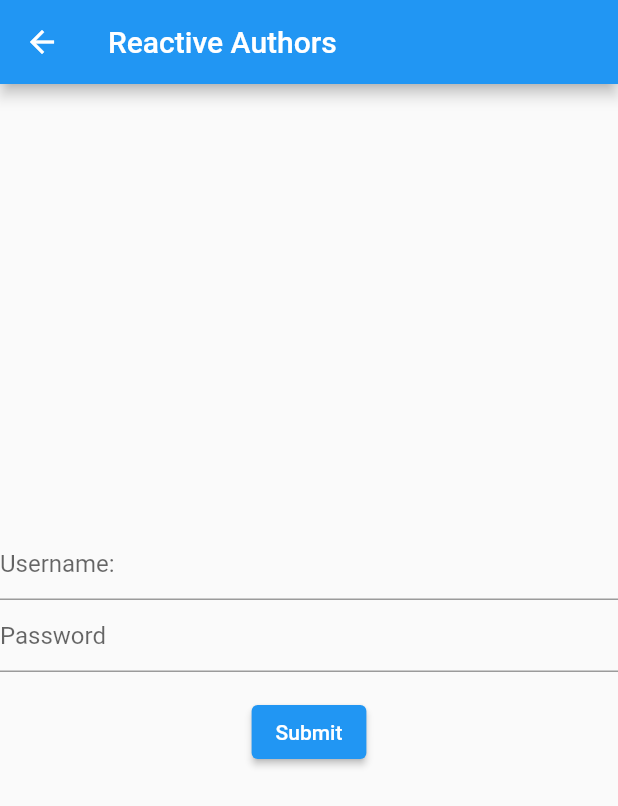
After one commit to alwayswanna/reactive-authors, a Flutter app: the LoginStatePage screen opened by its route, on a phone screen of 412 x 824 dp. The commit adds this screen. Shown: the top 806 px of the screen. Run offline on Flutter 3.47's test engine with Material 2 defaults, Android fonts, the phone set to English and light mode, and no system bars; missing offline and left inert: dart:html; network calls fail.

Commit message:
+ pages;

```diff
--- /dev/null
+++ b/authors_client/lib/views/login_page.dart
@@ -0,0 +1,38 @@
+import 'dart:html';
+
+import 'package:flutter/cupertino.dart';
+import 'package:flutter/material.dart';
+
+class LoginStatePage extends StatelessWidget {
+  @override
+  Widget build(BuildContext context) {
+    return Scaffold(
+      appBar: AppBar(
+        title: Text('Reactive Authors'),
+      ),
+      body: Center(
+          child: Column(
+            mainAxisAlignment: MainAxisAlignment.center,
+            crossAxisAlignment: CrossAxisAlignment.center,
+          children: <Widget>[
+            TextFormField(
+              decoration: const InputDecoration(hintText: 'Username:'),
+            ),
+            TextFormField(
+              decoration: const InputDecoration(hintText: 'Password'),
+            ),
+            Padding(
+              padding: const EdgeInsets.symmetric(vertical: 16),
+              child: ElevatedButton(
+                onPressed: () {
+                  print('Pressed button');
+                },
+                child: const Text('Submit'),
+              ),
+            ),
+          ],
+        ),
+      ),
+    );
+  }
+}
--- a/authors_client/lib/views/posts_page.dart
+++ b/authors_client/lib/views/posts_page.dart
@@ -69,7 +69,7 @@ class PostListState extends State<PostList> {
     switch (value){
       case 'Create account':
         break;
-      case 'Login':
+      case 'Login': Navigator.pushNamed(context, '/login');
         break;
     }
   }
```
Also changed, not shown: authors_client/lib/main.dart (+8 -1 lines).
